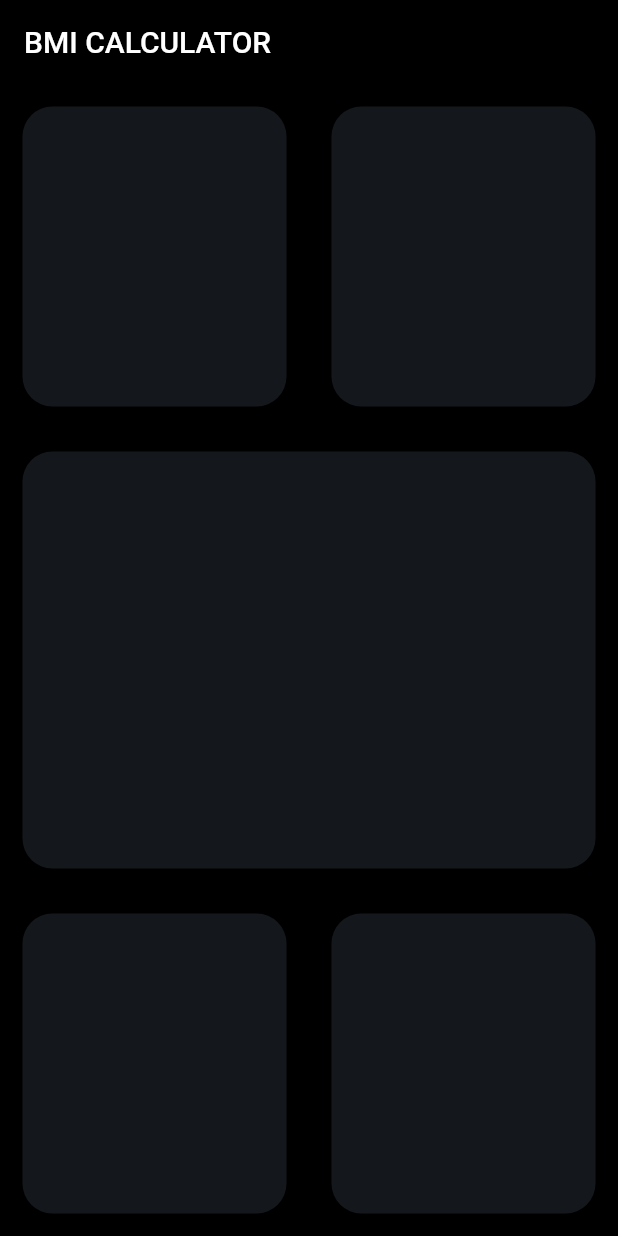
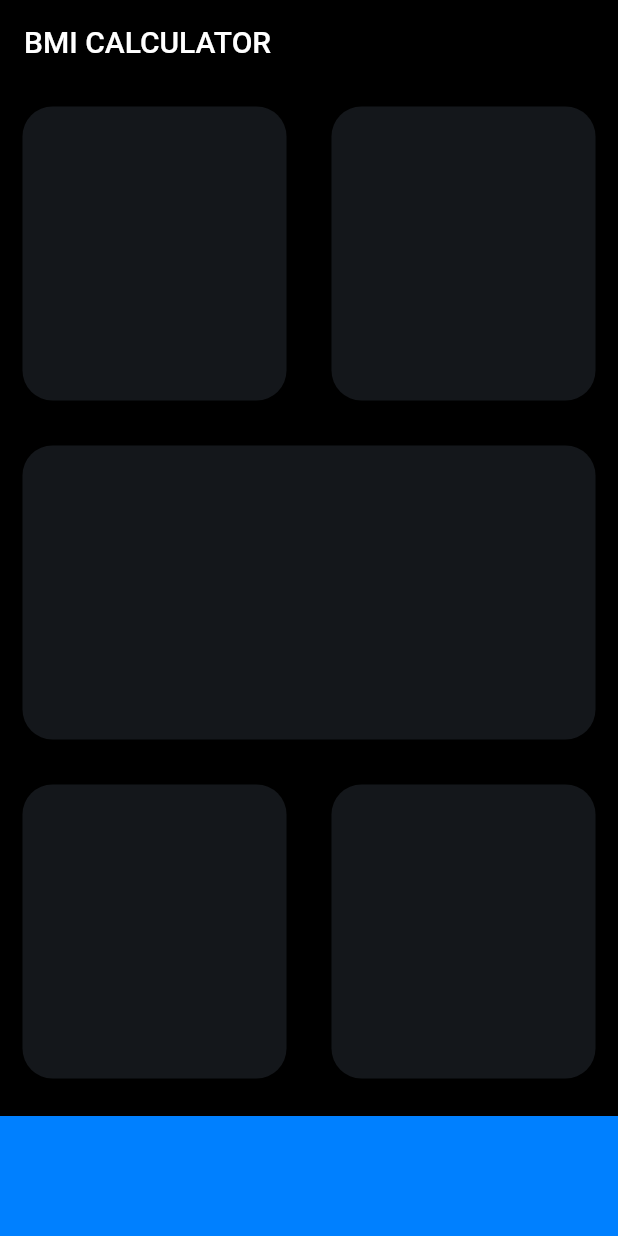
Before and after one commit to Himanshu93/bmi_calculator, a Flutter app: the screen it shows after launch, on a phone screen of 412 x 824 dp. Run offline on Flutter 3.47's test engine with Material 2 defaults, Android fonts, the phone set to English and light mode, and no system bars.

Commit message:
layout updated

```diff
--- a/lib/input_page.dart
+++ b/lib/input_page.dart
@@ -1,4 +1,8 @@
 import 'package:flutter/material.dart';
+
+const double bottomContainerHeight = 80;
+const Color reuseableContainerColor = Color(0xFF14171B);
+const Color bottomContainerColor = Color(0xFF0080ff);
 
 class InputPage extends StatefulWidget {
   @override
@@ -16,47 +20,57 @@ class _InputPageState extends State<InputPage> {
       ),
       body: Column(
         children: [
-          Row(
+          Expanded(
+            child: Row(
               children: [
                 Expanded(
-                child: ReusableCard(),
+                  child: ReusableCard(colour: reuseableContainerColor),
                 ),
                 Expanded(
-                child: ReusableCard(),
+                  child: ReusableCard(colour: reuseableContainerColor),
                 ),
               ],
             ),
-          Expanded(child: ReusableCard()),
-          Row(
+          ),
+          Expanded(child: ReusableCard(colour: reuseableContainerColor)),
+          Expanded(
+            child: Row(
               children: [
                 Expanded(
-                child: ReusableCard(),
+                  child: ReusableCard(colour: reuseableContainerColor),
                 ),
                 Expanded(
-                child: ReusableCard(),
+                  child: ReusableCard(colour: reuseableContainerColor),
                 ),
               ],
             ),
+          ),
+          Container(
+            color: bottomContainerColor,
+            margin: EdgeInsets.only(top: 10),
+            height: bottomContainerHeight,
+            width: double.infinity,
+          )
         ],
       ),
     );
   }
 }
 
-class ReusableCard extends StatefulWidget {
-  @override
-  _ReusableCardState createState() => _ReusableCardState();
-}
+class ReusableCard extends StatelessWidget {
+  final Color colour;
+  final Widget cardChild;
 
-class _ReusableCardState extends State<ReusableCard> {
+  ReusableCard({@required this.colour, this.cardChild});
+
   @override
   Widget build(BuildContext context) {
     return Container(
-      height: 200,
+      child: cardChild,
       margin: EdgeInsets.all(15.0),
       decoration: BoxDecoration(
         borderRadius: BorderRadius.circular(20),
-        color: Color(0xFF14171B),
+        color: this.colour,
       ),
     );
   }
```
Lines whose indentation alone changed are shown as unchanged.
